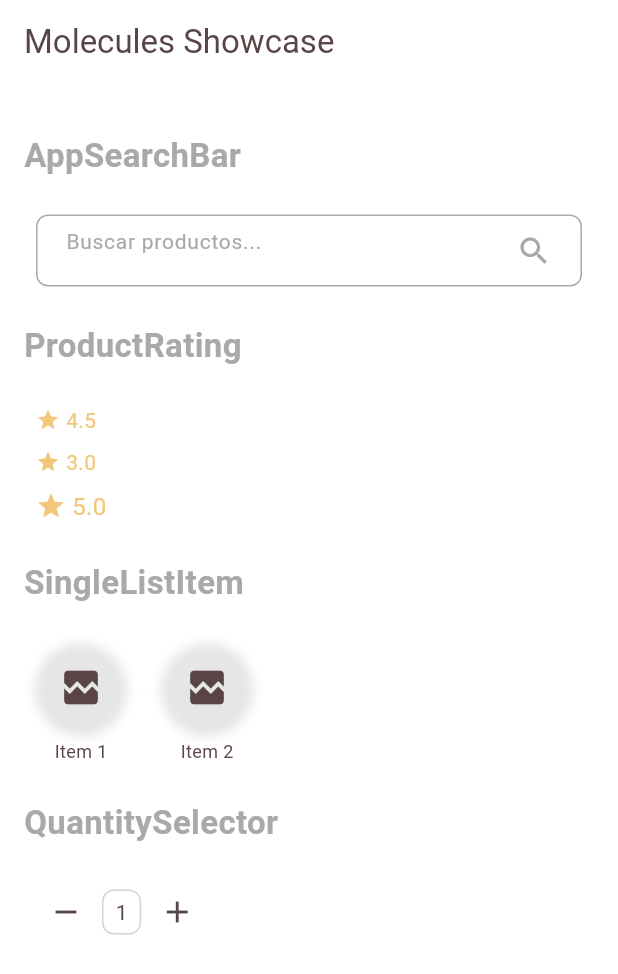
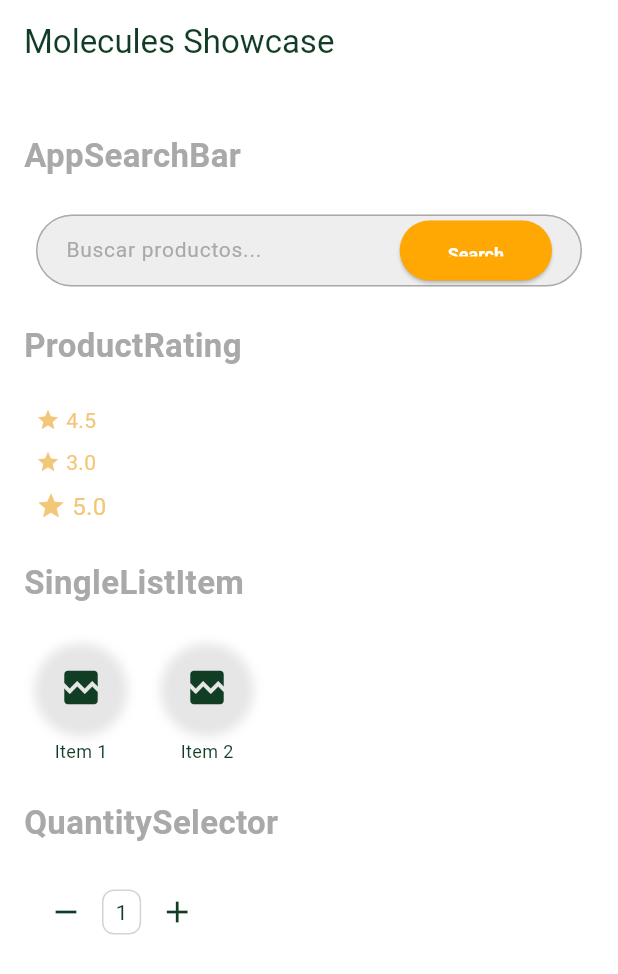
Before and after one commit to etoncel/ecommerce_design_system, a Flutter app: the MoleculesShowcaseScreen screen opened directly, on a phone screen of 412 x 824 dp. Shown: the top 974 px of the screen. Run offline on Flutter 3.47's test engine with Material 3 defaults, Android fonts, the phone set to English and light mode, and no system bars; network calls fail.

Commit message:
- Add size parameter to app button. - Add new app_imagen atom. - Change app input background color and refactor borderRadius - Add new smallButton text style - Modify search bar button to include padding - Modify custom app bar constraint width to search bar - Change color tokens for primary, second and textDark colors. - Add typography tokens.

```diff
--- a/lib/ecommerce_sample_design_system.dart
+++ b/lib/ecommerce_sample_design_system.dart
@@ -18,6 +18,7 @@ export 'package:ecommerce_sample_design_system/src/atoms/app_icon.dart';
 export 'package:ecommerce_sample_design_system/src/atoms/app_circular_image.dart';
 export 'package:ecommerce_sample_design_system/src/atoms/app_tag.dart';
 export 'package:ecommerce_sample_design_system/src/atoms/app_input.dart';
+export 'package:ecommerce_sample_design_system/src/atoms/app_image.dart';
 
 // Molecules
 export 'package:ecommerce_sample_design_system/src/molecules/app_search_bar.dart';
--- a/lib/src/atoms/app_button.dart
+++ b/lib/src/atoms/app_button.dart
@@ -1,7 +1,7 @@
 // ignore_for_file: public_member_api_docs
 
-import 'package:ecommerce_sample_design_system/src/foundations/app_colors.dart';
-import 'package:ecommerce_sample_design_system/src/foundations/app_text_styles.dart';
+import 'package:ecommerce_sample_design_system/ecommerce_sample_design_system.dart';
+
 import 'package:flutter/material.dart';
 
 /// El widget `AppButton` es un botón personalizado que se puede utilizar en toda la
@@ -17,6 +17,7 @@ class AppButton extends StatelessWidget {
     required this.onPressed,
     required this.text,
     this.isPrimary = true,
+    this.size = AppSizes.sM,
     super.key,
   });
 
@@ -31,6 +32,9 @@ class AppButton extends StatelessWidget {
   /// El valor predeterminado es `true` (estilo primario).
   final bool isPrimary;
 
+  // /// Altura del botón
+  final double? size;
+
   @override
   Widget build(BuildContext context) {
     return ElevatedButton(
@@ -38,14 +42,13 @@ class AppButton extends StatelessWidget {
       style: ElevatedButton.styleFrom(
         backgroundColor: isPrimary ? AppColors.primary : AppColors.secondary,
         foregroundColor: Colors.white,
-        textStyle: AppTextStyles.button,
+        textStyle: size == AppSizes.sM
+            ? AppTextStyles.button
+            : AppTextStyles.smallButton,
         shape: RoundedRectangleBorder(
-          borderRadius: BorderRadius.circular(12),
+          borderRadius: BorderRadius.circular(AppSizes.sL),
         ),
-        padding: const EdgeInsets.symmetric(
-          horizontal: 32,
-          vertical: 16,
-        ),
+        padding: const EdgeInsets.symmetric(horizontal: 32, vertical: 16),
       ),
       child: Text(text),
     );
--- a/lib/src/atoms/app_input.dart
+++ b/lib/src/atoms/app_input.dart
@@ -48,14 +48,18 @@ class AppInput extends StatelessWidget {
 
   @override
   Widget build(BuildContext context) {
+    final borderRadius = BorderRadius.circular(AppSpacing.spaceL);
     return TextFormField(
       controller: controller,
       obscureText: obscureText,
       keyboardType: keyboardType,
+      textAlignVertical: TextAlignVertical.bottom,
       validator: validator,
       onChanged: onChanged,
       style: AppTextStyles.body.copyWith(color: AppColors.textDark),
       decoration: InputDecoration(
+        filled: true,
+        fillColor: AppColors.textLight.withAlpha(50),
         labelText: labelText,
         hintText: hintText,
         labelStyle: AppTextStyles.body.copyWith(color: AppColors.textLight),
@@ -66,23 +70,23 @@ class AppInput extends StatelessWidget {
         ),
         suffixIcon: suffixIcon, // Pasar el suffixIcon al InputDecoration
         border: OutlineInputBorder(
-          borderRadius: BorderRadius.circular(AppSpacing.spaceXs),
+          borderRadius: borderRadius,
           borderSide: const BorderSide(color: AppColors.textLight),
         ),
         enabledBorder: OutlineInputBorder(
-          borderRadius: BorderRadius.circular(AppSpacing.spaceXs),
+          borderRadius: borderRadius,
           borderSide: const BorderSide(color: AppColors.textLight),
         ),
         focusedBorder: OutlineInputBorder(
-          borderRadius: BorderRadius.circular(AppSpacing.spaceXs),
+          borderRadius: borderRadius,
           borderSide: const BorderSide(color: AppColors.primary),
         ),
         errorBorder: OutlineInputBorder(
-          borderRadius: BorderRadius.circular(AppSpacing.spaceXs),
+          borderRadius: borderRadius,
           borderSide: const BorderSide(color: Colors.red),
         ),
         focusedErrorBorder: OutlineInputBorder(
-          borderRadius: BorderRadius.circular(AppSpacing.spaceXs),
+          borderRadius: borderRadius,
           borderSide: const BorderSide(color: Colors.red),
         ),
       ),
--- a/lib/src/foundations/app_text_styles.dart
+++ b/lib/src/foundations/app_text_styles.dart
@@ -47,4 +47,11 @@ class AppTextStyles {
     fontWeight: AppTypographyTokens.fontWeightBold,
     color: AppColors.white,
   );
+
+  /// Estilo para el texto de los botones pequeños.
+  static const TextStyle smallButton = TextStyle(
+    fontSize: AppTypographyTokens.fontSizeSmallButton,
+    fontWeight: AppTypographyTokens.fontWeightBold,
+    color: AppColors.white,
+  );
 }
--- a/lib/src/molecules/app_search_bar.dart
+++ b/lib/src/molecules/app_search_bar.dart
@@ -38,7 +38,15 @@ class AppSearchBar extends StatelessWidget {
         keyboardType: TextInputType.text,
         suffixIcon: Padding(
           padding: const EdgeInsets.only(right: AppSpacing.spaceS),
-          child: AppIcon(iconData: AppIcons.search, color: AppColors.textLight),
+          child: Padding(
+            padding: const EdgeInsets.all(4.0),
+            child: AppButton(
+              onPressed: () {},
+              isPrimary: false,
+              text: "Search",
+              size: AppSizes.sXS,
+            ),
+          ),
         ),
       ),
     );
--- a/lib/src/tokens/app_color_tokens.dart
+++ b/lib/src/tokens/app_color_tokens.dart
@@ -3,11 +3,11 @@
 /// Los tokens de color son los valores hexadecimales de la paleta de colores.
 /// Estos valores se utilizan en las clases de fundamentos para crear objetos de Color.
 class AppColorTokens {
-  static const int primary = 0xFF594546;
-  static const int secondary = 0xFFE6B4A3;
+  static const int primary = 0xFF103d24;
+  static const int secondary = 0xFFffa703;
   static const int accent = 0xFFF2C779;
   static const int background = 0xFFFFFFFF;
-  static const int textDark = 0xFF594546;
+  static const int textDark = 0xFFFF103d24;
   static const int textLight = 0xFFA9A9A9;
   static const int white = 0xFFFFFFFF;
   static const int black = 0xFF000000;
--- a/lib/src/tokens/app_typography_tokens.dart
+++ b/lib/src/tokens/app_typography_tokens.dart
@@ -10,6 +10,7 @@ class AppTypographyTokens {
   static const double fontSizeBody = 14.0;
   static const double fontSizeCaption = 12.0;
   static const double fontSizeButton = 16.0;
+  static const double fontSizeSmallButton = 12.0;
   static const FontWeight fontWeightBold = FontWeight.w700;
   static const FontWeight fontWeightNormal = FontWeight.w400;
 }
```
Also changed, not shown: lib/src/atoms/app_image.dart (added, +54 -0 lines), lib/src/organisms/custom_app_bar.dart (+10 -9 lines).
